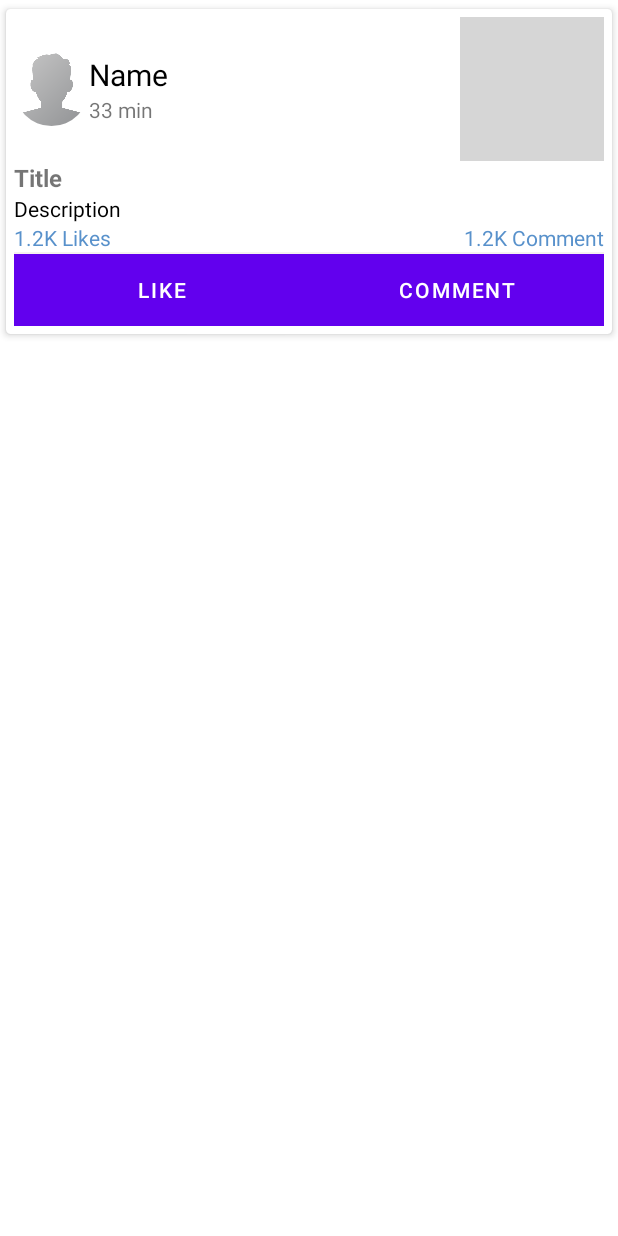
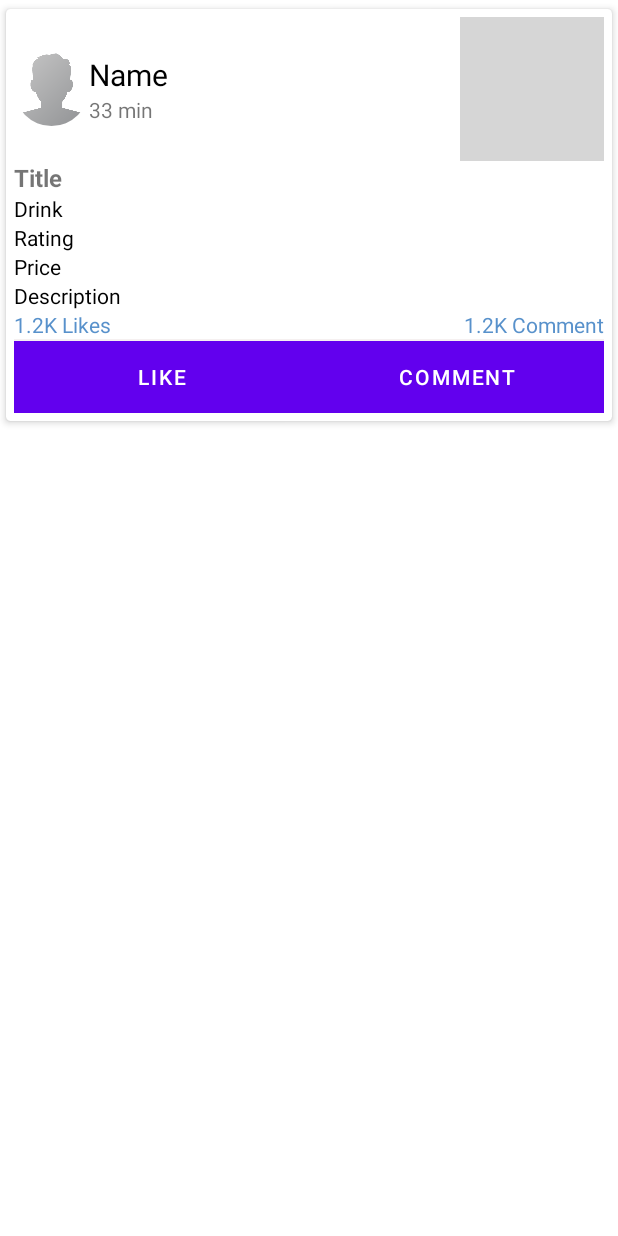
Before and after one commit to RushiSharma1999/Bobagram, an Android app: the layout row_posts.xml on its own in the app's theme, with its tools: preview values and no code run, on a phone screen of 412 x 824 dp. Run offline under Robolectric (Android 15) with nearby library versions, the phone set to English and light mode, and no system bars; grey boxes are pictures that could not be loaded.

Commit message:
add post rating/price and update dashboard to show it

```diff
--- a/app/src/main/java/com/example/bobagram/DashboardActivity.java
+++ b/app/src/main/java/com/example/bobagram/DashboardActivity.java
@@ -70,7 +70,7 @@ public class DashboardActivity extends AppCompatActivity {
                     return true;
 
                 case R.id.nav_addblogs:
-                    actionBar.setTitle("Add Blogs");
+                    actionBar.setTitle("Add Post");
                     AddBlogsFragment addFrag = new AddBlogsFragment();
                     FragmentTransaction afragTrans = getSupportFragmentManager().beginTransaction();
                     afragTrans.replace(R.id.dashboard_content, addFrag, "");
--- a/app/src/main/res/layout/row_posts.xml
+++ b/app/src/main/res/layout/row_posts.xml
@@ -68,6 +68,27 @@
             android:textSize="16sp"
             android:textStyle="bold"
             android:text="Title"/>
+
+        <TextView
+            android:id="@+id/tdrink"
+            android:layout_width="match_parent"
+            android:layout_height="wrap_content"
+            android:textColor="@color/colorBlack"
+            android:text="Drink"/>
+
+        <TextView
+            android:id="@+id/trating"
+            android:layout_width="match_parent"
+            android:layout_height="wrap_content"
+            android:textColor="@color/colorBlack"
+            android:text="Rating"/>
+
+        <TextView
+            android:id="@+id/tprice"
+            android:layout_width="match_parent"
+            android:layout_height="wrap_content"
+            android:textColor="@color/colorBlack"
+            android:text="Price"/>
 
         <TextView
             android:id="@+id/descript"
--- a/app/src/main/res/menu/menu_nav.xml
+++ b/app/src/main/res/menu/menu_nav.xml
@@ -11,7 +11,7 @@
     <item
         android:id="@+id/nav_addblogs"
         android:icon="@drawable/ic_add"
-        android:title="Add Blogs" />
+        android:title="Add Post" />
     <item
         android:id="@+id/nav_profile"
         android:icon="@drawable/ic_account"
```
Also changed, not shown: app/src/main/java/com/example/bobagram/AdapterPosts.java (+10 -1 lines), app/src/main/java/com/example/bobagram/AddBlogsFragment.java (+26 -3 lines), app/src/main/java/com/example/bobagram/ModelPost.java (+27 -13 lines), app/src/main/res/layout/fragment_add_blogs.xml (+17 -0 lines).
